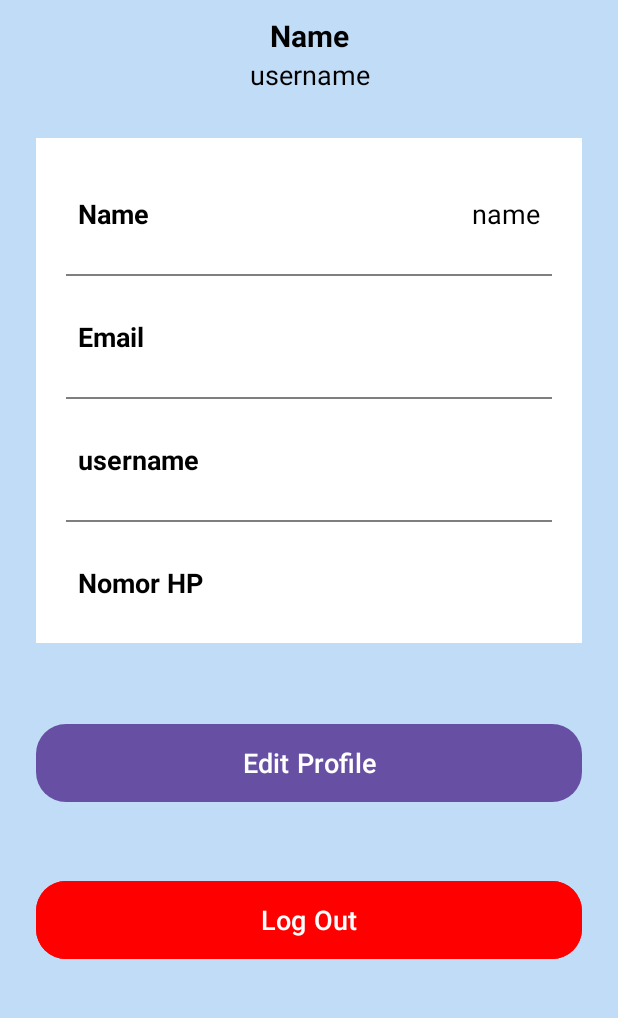
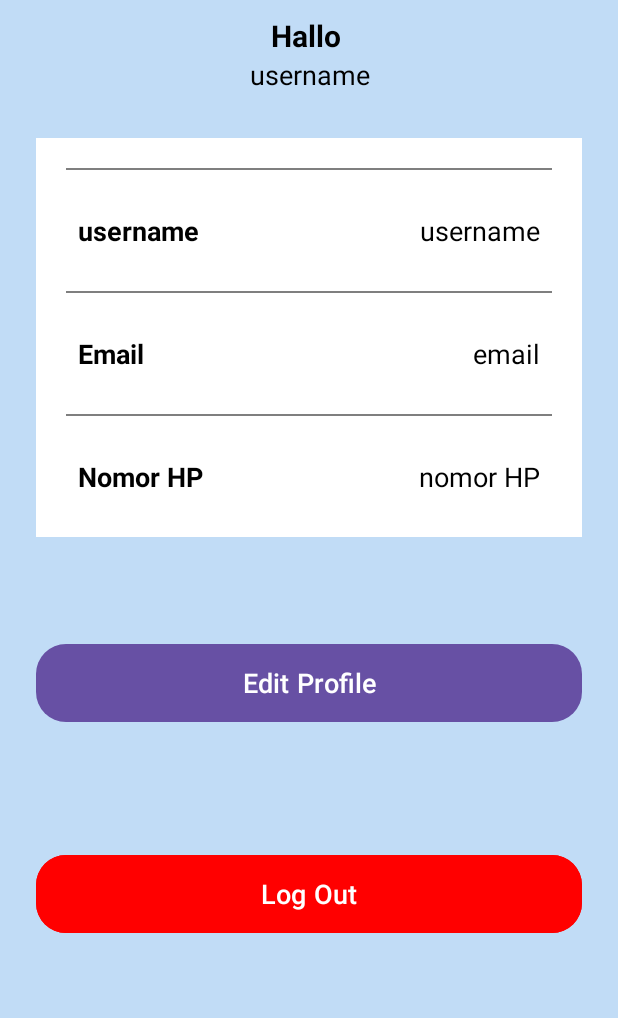
Before and after one commit to Akhdiiyat/Roufish, an Android app: the profile screen opened directly, with no data from a screen before it, on a phone screen of 412 x 824 dp, the part 195-1213 px from its top. Run offline under Robolectric (Android 15) with nearby library versions, the phone set to English and light mode, and no system bars; our stand-ins replace Firebase (no records; nobody signed in at launch, a user with empty details on screens opened directly).

```diff
--- a/app/src/main/java/com/example/roufish/profile.java
+++ b/app/src/main/java/com/example/roufish/profile.java
@@ -1,9 +1,14 @@
 package com.example.roufish;
 
+import android.annotation.SuppressLint;
+import android.app.Activity;
 import android.content.Intent;
+import android.net.Uri;
 import android.os.Bundle;
+import android.provider.MediaStore;
 import android.view.View;
 import android.widget.Button;
+import android.widget.ImageView;
 import android.widget.TextView;
 
 import androidx.annotation.Nullable;
@@ -11,6 +16,7 @@ import androidx.appcompat.app.AppCompatActivity;
 
 import com.example.roufish.activities.*;
 import com.google.firebase.auth.FirebaseAuth;
+import com.google.firebase.auth.FirebaseUser;
 import com.google.firebase.database.DatabaseReference;
 import com.google.firebase.database.FirebaseDatabase;
 import com.google.firebase.firestore.DocumentReference;
@@ -21,17 +27,18 @@ import com.google.firebase.firestore.FirebaseFirestoreException;
 
 public class profile extends AppCompatActivity {
 
-    //FirebaseAuth auth;
-    Button logout;
+
+    Button logout, editProfile;
 
     FirebaseFirestore firestore;
 
     FirebaseAuth mAuth;
 
+    FirebaseUser user;
+
     TextView profileUsername, profileEmail, profileName, profilePassword, titleName, titleUsername;
     TextView profileNoHP;
-    DatabaseReference reference;
-    FirebaseDatabase database;
+
 
     String userId;
 
@@ -43,10 +50,9 @@ public class profile extends AppCompatActivity {
 
         logout = findViewById(R.id.btn_logout);
 
-        //profilePassword = (TextView) findViewById(R.id.profilePassword);
+
         profileEmail = (TextView) findViewById(R.id.profileEmail);
         profileUsername = (TextView) findViewById(R.id.profileUsername);
-        profileName = (TextView) findViewById(R.id.profileName);
         titleName =  (TextView) findViewById(R.id.titleName);
         titleUsername = (TextView) findViewById(R.id.titleUsername);
         profileNoHP = (TextView) findViewById(R.id.profileNoHP);
@@ -62,7 +68,7 @@ public class profile extends AppCompatActivity {
         showUserData();
 
 
-        logout.setOnClickListener(new View.OnClickListener() {
+        /*logout.setOnClickListener(new View.OnClickListener() {
             @Override
             public void onClick(View view) {
                 //FirebaseAuth.getInstance().signOut();
@@ -70,33 +76,31 @@ public class profile extends AppCompatActivity {
                 startActivity(intent);
                 finish();
             }
-        });
-
-        /*roufish.setOnClickListener(new View.OnClickListener() {
-            @Override
-            public void onClick(View view) {
-                Intent roufishintent = new Intent(profile.this, ProductActivity.class);
-                startActivity(roufishintent);
-            }
         });*/
 
 
 
     }
-    /*public void logout(View view) {
-        FirebaseAuth.getInstance().signOut();//logout
+
+    public  void logOut(View view){
+        mAuth.getInstance().signOut();
         startActivity(new Intent(getApplicationContext(),login.class));
         finish();
-    }*/
+    }
+
     public void showUserData() {
 
         DocumentReference documentReference = firestore.collection("users").document(userId);
         documentReference.addSnapshotListener(this, new EventListener<DocumentSnapshot>() {
             @Override
             public void onEvent(@Nullable DocumentSnapshot value, @Nullable FirebaseFirestoreException error) {
-                profileUsername.setText(value.getString("username"));
-                profileEmail.setText(value.getString("email"));
-                profileNoHP.setText(value.getString("noHP"));
+                if (value != null && value.exists()){
+                    profileUsername.setText(value.getString("username"));
+                    titleUsername.setText(value.getString("username"));
+                    profileEmail.setText(value.getString("email"));
+                    profileNoHP.setText(value.getString("noHP"));
+                }
+
             }
         });
     }
--- a/app/src/main/res/layout/activity_profile.xml
+++ b/app/src/main/res/layout/activity_profile.xml
@@ -213,7 +213,7 @@
         android:layout_height="wrap_content"
         android:id="@+id/titleName"
         android:layout_marginTop="10dp"
-        android:text="Name"
+        android:text="Hallo "
         android:textColor="@color/black"
         android:textSize="20sp"
         android:textStyle="bold"
@@ -248,35 +248,39 @@
         app:layout_constraintVertical_bias="0.049"
         app:layout_constraintTop_toBottomOf="@id/titleUsername">
 
+        <androidx.appcompat.widget.AppCompatImageView
+            android:layout_width="match_parent"
+            android:layout_height="1dp"
+            android:layout_margin="10dp"
+            android:alpha="0.5"
+            android:background="@color/black"/>
+
         <LinearLayout
             android:layout_width="match_parent"
             android:layout_height="match_parent"
-            android:padding="8dp"
-            android:layout_marginLeft="10dp"
-            android:layout_marginRight="10dp"
-            android:layout_marginBottom="10dp"
-            android:layout_marginTop="20dp"
-            android:orientation="horizontal">
+            android:layout_margin="10dp"
+            android:orientation="horizontal"
+            android:padding="8dp">
 
             <TextView
+                android:id="@+id/username"
                 android:layout_width="wrap_content"
                 android:layout_height="wrap_content"
-                android:id="@+id/name"
                 android:layout_weight="1"
-                android:text="Name"
-                android:textStyle="bold"
+                android:text="username"
                 android:textColor="@color/black"
-                android:textSize="18sp"/>
+                android:textSize="18sp"
+                android:textStyle="bold" />
 
             <TextView
+                android:id="@+id/profileUsername"
                 android:layout_width="wrap_content"
                 android:layout_height="wrap_content"
-                android:id="@+id/profileName"
-                android:text="name"
                 android:layout_weight="1"
+                android:text="username"
                 android:textAlignment="viewEnd"
                 android:textColor="@color/black"
-                android:textSize="18sp"/>
+                android:textSize="18sp" />
 
         </LinearLayout>
 
@@ -316,41 +320,11 @@
 
         </LinearLayout>
 
-        <androidx.appcompat.widget.AppCompatImageView
-            android:layout_width="match_parent"
-            android:layout_height="1dp"
-            android:layout_margin="10dp"
-            android:alpha="0.5"
-            android:background="@color/black"/>
 
-        <LinearLayout
-            android:layout_width="match_parent"
-            android:layout_height="match_parent"
-            android:layout_margin="10dp"
-            android:padding="8dp"
-            android:orientation="horizontal">
 
-            <TextView
-                android:layout_width="wrap_content"
-                android:layout_height="wrap_content"
-                android:id="@+id/username"
-                android:layout_weight="1"
-                android:text="username"
-                android:textStyle="bold"
-                android:textColor="@color/black"
-                android:textSize="18sp"/>
 
-            <TextView
-                android:layout_width="wrap_content"
-                android:layout_height="wrap_content"
-                android:id="@+id/profileUsername"
-                android:text="username"
-                android:layout_weight="1"
-                android:textAlignment="viewEnd"
-                android:textColor="@color/black"
-                android:textSize="18sp"/>
 
-        </LinearLayout>
+
 
         <androidx.appcompat.widget.AppCompatImageView
             android:layout_width="match_parent"
@@ -391,7 +365,7 @@
     </LinearLayout>
 
     <Button
-        android:id="@+id/editButton"
+        android:id="@+id/editProfile"
         android:layout_width="0dp"
         android:layout_height="60dp"
         android:gravity="center"
@@ -407,7 +381,7 @@
 
     <Button
         android:id="@+id/btn_logout"
-        android:onClick="logout"
+        android:onClick="logOut"
         android:layout_width="0dp"
         android:layout_height="60dp"
         android:gravity="center"
```
Also changed, not shown: app/src/main/java/com/example/roufish/MainActivity.java (+13 -5 lines), app/src/main/java/com/example/roufish/activities/login.java (+50 -0 lines), app/src/main/res/layout/activity_login.xml (+12 -0 lines), app/src/main/res/layout/activity_main.xml (+0 -12 lines).
